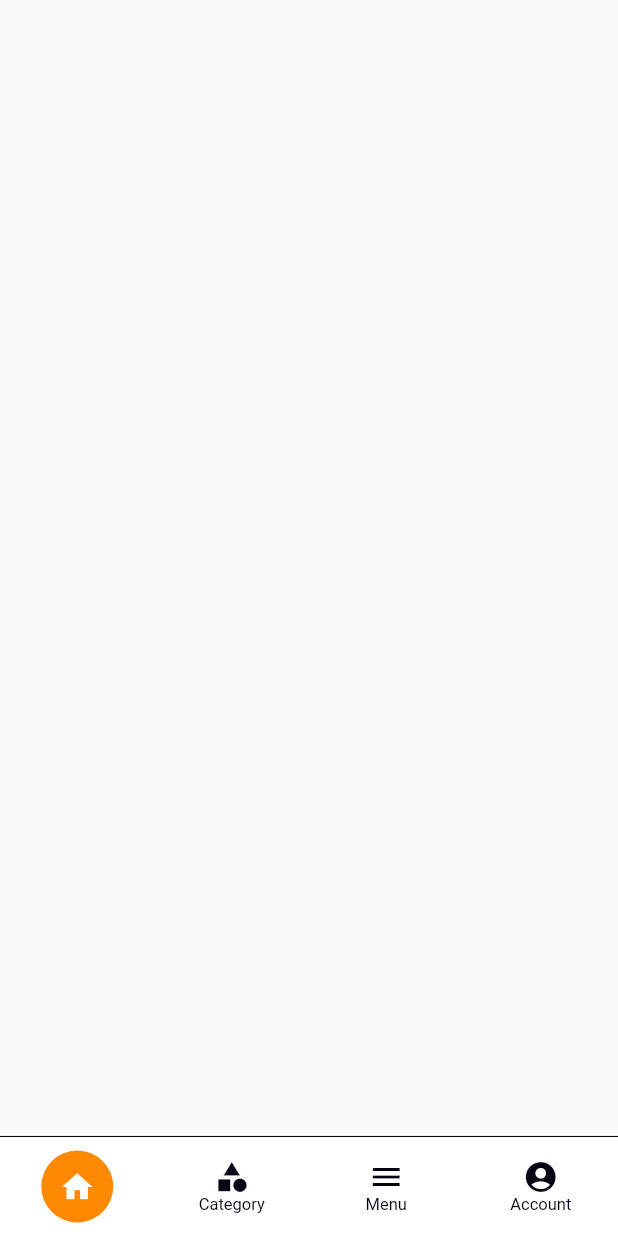
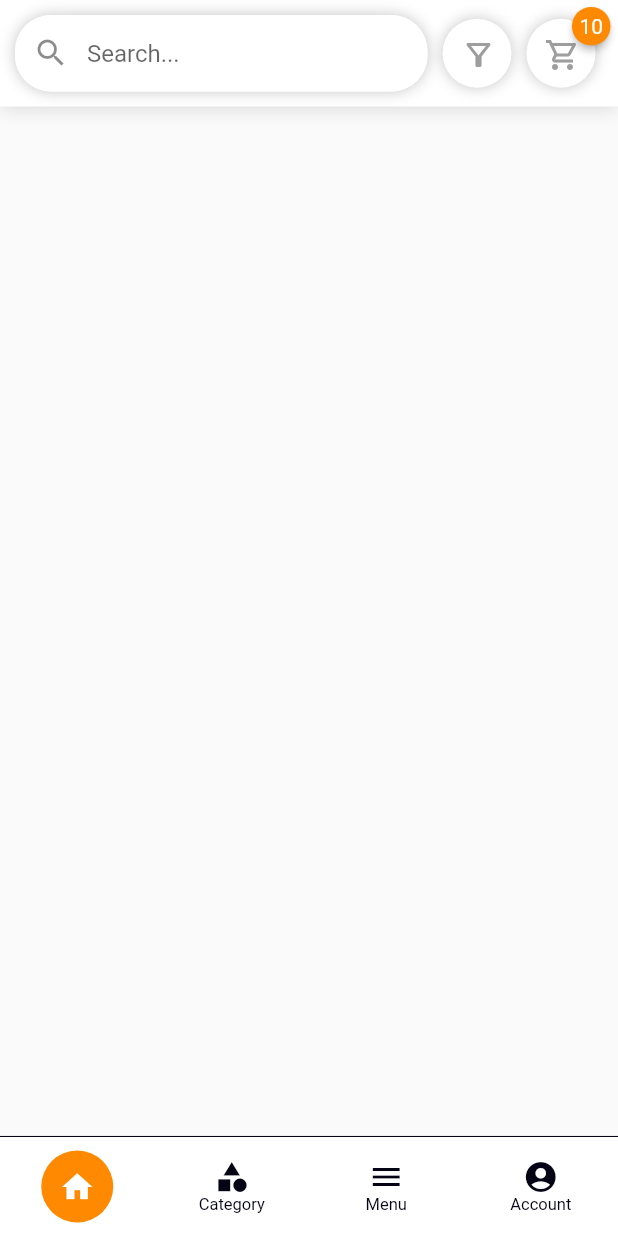
Before and after one commit to bqminh30/ecommerce-flutter, a Flutter app: the screen it shows after launch, on a phone screen of 412 x 824 dp. Run offline on Flutter 3.47's test engine with Material 2 defaults, Android fonts, the phone set to English and light mode, and no system bars; drawn by our look-alikes of badges, flutter_snake_navigationbar; our stand-ins replace get.

Commit message:
home screen and header component

```diff
--- /dev/null
+++ b/lib/component/main_header.dart
@@ -0,0 +1,89 @@
+import 'package:badges/badges.dart' as badges;
+import 'package:flutter/cupertino.dart';
+import 'package:flutter/material.dart';
+
+class MainHeader extends StatelessWidget {
+  const MainHeader({Key? key}) : super(key: key);
+
+  @override
+  Widget build(BuildContext context) {
+    return Container(
+      decoration: BoxDecoration(color: Colors.white, boxShadow: <BoxShadow>[
+        BoxShadow(color: Colors.grey.withOpacity(0.4), blurRadius: 10)
+      ]),
+      padding: const EdgeInsets.all(10),
+      child: Row(
+        children: [
+          Expanded(
+              child: Container(
+                decoration: BoxDecoration(
+                color: Colors.white,
+                borderRadius: const BorderRadius.all(Radius.circular(24)),
+                boxShadow: <BoxShadow>[
+                  BoxShadow(
+                      color: Colors.grey.withOpacity(0.6),
+                      offset: const Offset(0, 0),
+                      blurRadius: 8)
+                ]),
+              child: TextField(
+              autofocus: false,
+              onSubmitted: (val) {},
+              onChanged: (val) {},
+              decoration: InputDecoration(
+                  contentPadding:
+                      const EdgeInsets.symmetric(horizontal: 14, vertical: 16),
+                  fillColor: Colors.white,
+                  filled: true,
+                  border: OutlineInputBorder(
+                      borderRadius: BorderRadius.circular(24),
+                      borderSide: BorderSide.none),
+                  hintText: "Search...",
+                  prefixIcon: const Icon(Icons.search)),
+            ),
+          )),
+          const SizedBox(width: 10),
+          Container(
+            height: 46,
+            width: 46,
+            decoration: BoxDecoration(
+                color: Colors.white,
+                shape: BoxShape.circle,
+                boxShadow: <BoxShadow>[
+                  BoxShadow(color: Colors.grey.withOpacity(0.6), blurRadius: 8)
+                ]),
+            padding: const EdgeInsets.all(12),
+            child: const Icon(
+              Icons.filter_alt_outlined,
+              color: Colors.grey,
+            ),
+          ),
+          const SizedBox(width: 10),
+          badges.Badge(
+            badgeContent: const Text(
+              "10",
+              style: TextStyle(color: Colors.white),
+            ),
+            badgeColor: Theme.of(context).primaryColor,
+            child: Container(
+              height: 46,
+              width: 46,
+              decoration: BoxDecoration(
+                  color: Colors.white,
+                  shape: BoxShape.circle,
+                  boxShadow: <BoxShadow>[
+                    BoxShadow(
+                        color: Colors.grey.withOpacity(0.6), blurRadius: 8)
+                  ]),
+              padding: const EdgeInsets.all(12),
+              child: const Icon(
+                Icons.shopping_cart_outlined,
+                color: Colors.grey,
+              ),
+            ),
+          ),
+          const SizedBox(width: 5),
+        ],
+      ),
+    );
+  }
+}
--- a/lib/view/dashboard/dashboard_screen.dart
+++ b/lib/view/dashboard/dashboard_screen.dart
@@ -1,4 +1,5 @@
 import 'package:ecommerceflutter/controller/dashboard_controller.dart';
+import 'package:ecommerceflutter/view/home/home_screen.dart';
 import 'package:flutter/material.dart';
 import 'package:flutter_snake_navigationbar/flutter_snake_navigationbar.dart';
 import 'package:get/get.dart';
@@ -14,7 +15,7 @@ class DashboardScreen extends StatelessWidget {
                 child: IndexedStack(
                   index: controller.tabIndex,
                   children: [
-                    Container(),
+                    const HomeScreen(),
                     Container(
                       color: Colors.red,
                     ),
@@ -37,8 +38,8 @@ class DashboardScreen extends StatelessWidget {
                 child: SnakeNavigationBar.color(
                   behaviour: SnakeBarBehaviour.floating,
                   snakeShape: SnakeShape.circle,
-                  padding: EdgeInsets.symmetric(vertical: 5),
-                  unselectedLabelStyle: TextStyle(fontSize: 11),
+                  padding: const EdgeInsets.symmetric(vertical: 5),
+                  unselectedLabelStyle: const TextStyle(fontSize: 11),
                   snakeViewColor: Theme.of(context).primaryColor,
                   unselectedItemColor: Theme.of(context).colorScheme.secondary,
                   showUnselectedLabels: true,
--- /dev/null
+++ b/lib/view/home/home_screen.dart
@@ -0,0 +1,14 @@
+import 'package:ecommerceflutter/component/main_header.dart';
+import 'package:flutter/material.dart';
+
+class HomeScreen extends StatelessWidget {
+  const HomeScreen({super.key});
+
+  @override
+  Widget build(BuildContext context) {
+    return const SafeArea(
+        child: Column(
+      children: [MainHeader()],
+    ));
+  }
+}
--- a/pubspec.yaml
+++ b/pubspec.yaml
@@ -19,7 +19,7 @@ publish_to: 'none' # Remove this line if you wish to publish to pub.dev
 version: 1.0.0+1
 
 environment:
-  sdk: '>=3.1.0-294.0.dev <4.0.0'
+  sdk: '>=3.0.7 <4.0.0'
 
 # Dependencies specify other packages that your package needs in order to work.
 # To automatically upgrade your package dependencies to the latest versions
@@ -28,6 +28,7 @@ environment:
 # the latest version available on pub.dev. To see which dependencies have newer
 # versions available, run `flutter pub outdated`.
 dependencies:
+#  badges: ^3.1.1
   flutter:
     sdk: flutter
 
@@ -37,6 +38,7 @@ dependencies:
   cupertino_icons: ^1.0.2
   get: ^4.6.1
   flutter_snake_navigationbar: ^0.6.1
+  badges: ^2.0.2
 
 dev_dependencies:
   flutter_test:
```
Also changed, not shown: pubspec.lock.
